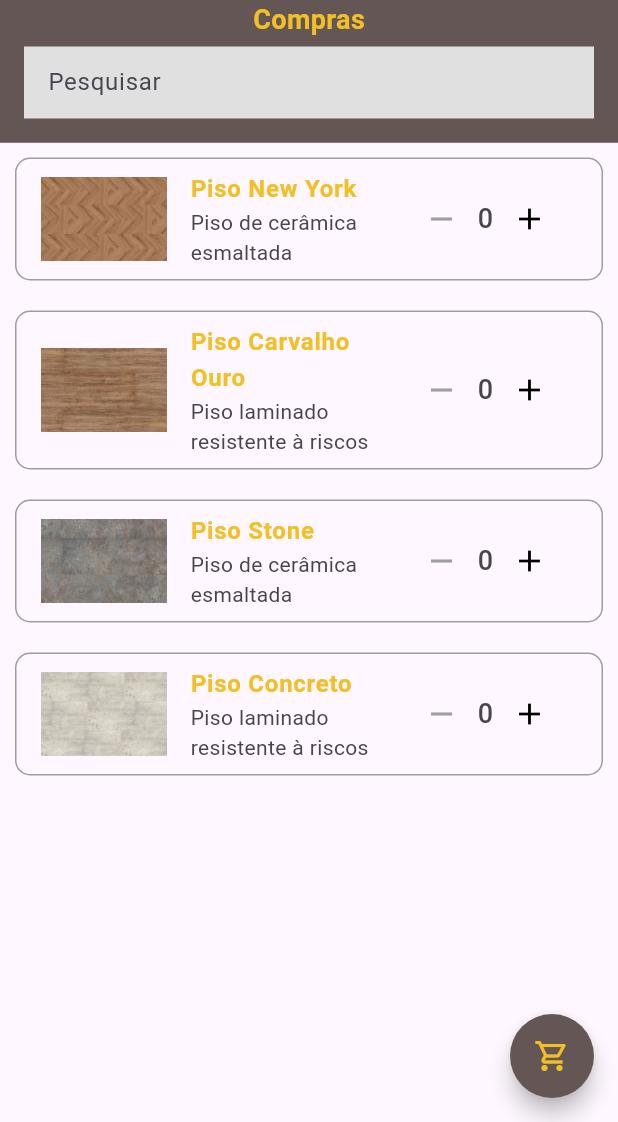
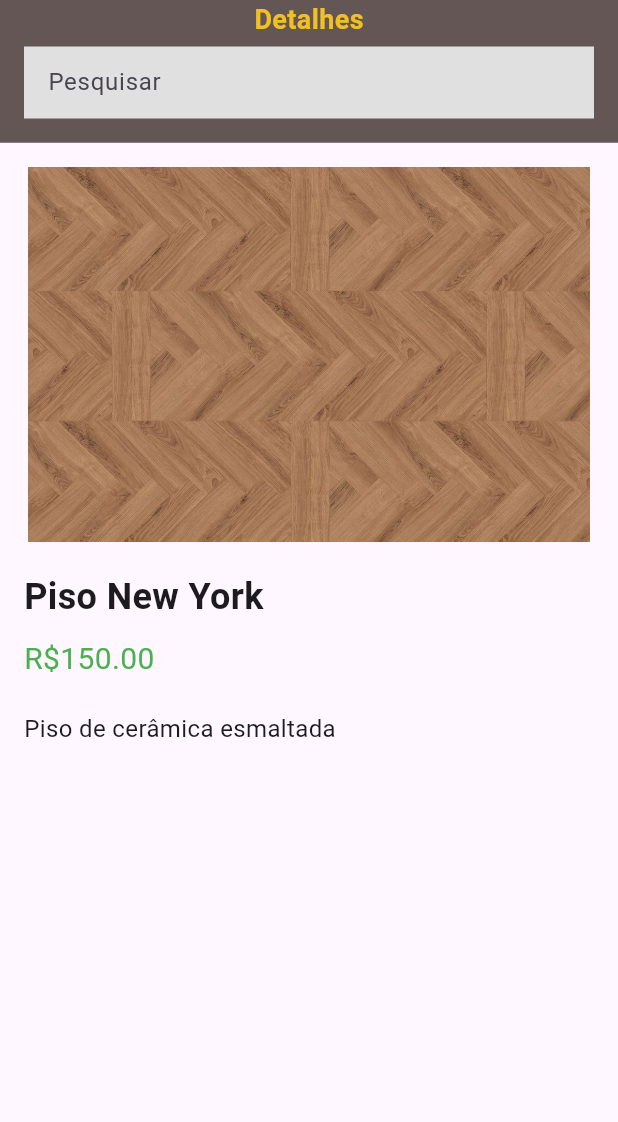
Before and after one commit to AHRGO/kadu-pisos-app, a Flutter app: the screen it shows after launch, after a tap on "Piso New York", on a phone screen of 412 x 824 dp, the part 114-1236 px from its top. Run offline on Flutter 3.47's test engine with Material 3 defaults, Android fonts, the phone set to English and light mode, and no system bars.

Commit message:
Adiciona tela de detalhes

```diff
--- /dev/null
+++ b/lib/screens/product_details_screen.dart
@@ -0,0 +1,45 @@
+import 'package:flutter/material.dart';
+import 'package:kadu_pisos/models/piso_model.dart';
+import '../components/custom_app_bar.dart';
+
+class ProductDetailsScreen extends StatelessWidget {
+  final Piso piso;
+
+  ProductDetailsScreen({required this.piso});
+
+  @override
+  Widget build(BuildContext context) {
+    return Scaffold(
+      appBar: CustomAppBar('Detalhes'),
+      body: Padding(
+        padding: const EdgeInsets.all(16.0),
+        child: Column(
+          crossAxisAlignment: CrossAxisAlignment.start,
+          children: [
+            Center(
+              child: Image.asset(
+                piso.image,
+                height: 250,
+              ),
+            ),
+            const SizedBox(height: 20),
+            Text(
+              piso.name,
+              style: const TextStyle(fontSize: 24, fontWeight: FontWeight.bold),
+            ),
+            const SizedBox(height: 10),
+            Text(
+              'R\$${piso.price.toStringAsFixed(2)}',
+              style: const TextStyle(fontSize: 20, color: Colors.green),
+            ),
+            const SizedBox(height: 20),
+            Text(
+              piso.description,
+              style: const TextStyle(fontSize: 16),
+            ),
+          ],
+        ),
+      ),
+    );
+  }
+}
--- a/lib/screens/shop_screen.dart
+++ b/lib/screens/shop_screen.dart
@@ -1,7 +1,8 @@
 import 'package:flutter/material.dart';
-import 'package:provider/provider.dart';
+import 'package:kadu_pisos/screens/product_details_screen.dart';
+//import 'package:provider/provider.dart';
 
-import '../models/cart_model.dart';
+//import '../models/cart_model.dart';
 import '../repositories/piso_repository.dart';
 import '../components/custom_app_bar.dart';
 import '../screens/cart_screen.dart';
@@ -42,7 +43,12 @@ class _ShopScreenState extends State<ShopScreen> {
               subtitle: Text(piso.description),
               trailing: CartItemControl(piso),
               onTap: () {
-                // TODO: item details screen
+                Navigator.push(
+                  context,
+                  MaterialPageRoute(
+                    builder: (context) => ProductDetailsScreen(piso: piso),
+                  ),
+                );
               },
             ),
           );
```
